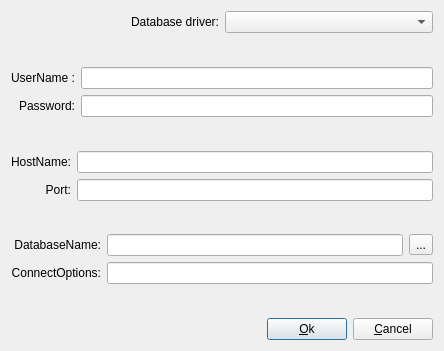
Above: apps/designer/sqldatabasedialog.ui from shujaatak/exaro before the change. Below: the same form after it.
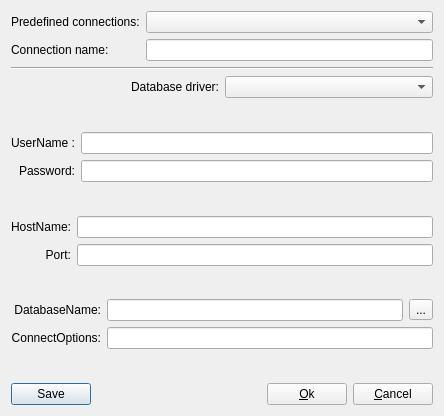
That is the form after the change.

Diff of the .ui file:
```diff
--- a/apps/designer/sqldatabasedialog.ui
+++ b/apps/designer/sqldatabasedialog.ui
@@ -1,20 +1,37 @@
 <ui version="4.0" >
  <class>databaseDialog</class>
- <widget class="QDialog" name="databaseDialog" >
-  <property name="geometry" >
+ <widget class="QDialog" name="databaseDialog">
+  <property name="geometry">
    <rect>
     <x>0</x>
     <y>0</y>
     <width>444</width>
-    <height>351</height>
+    <height>416</height>
    </rect>
   </property>
   <property name="windowTitle" >
    <string>Setup database</string>
   </property>
-  <layout class="QVBoxLayout" name="verticalLayout_7" >
-   <item>
-    <layout class="QHBoxLayout" name="horizontalLayout_6" >
+  <layout class="QGridLayout" name="gridLayout">
+   <item row="0" column="0">
+    <widget class="QLabel" name="label_8">
+     <property name="text">
+      <string>Predefined connections:</string>
+     </property>
+    </widget>
+   </item>
+   <item row="0" column="1">
+    <widget class="QComboBox" name="cbConnections"/>
+   </item>
+   <item row="2" column="0" colspan="2">
+    <widget class="Line" name="line">
+     <property name="orientation">
+      <enum>Qt::Horizontal</enum>
+     </property>
+    </widget>
+   </item>
+   <item row="3" column="0" colspan="2">
+    <layout class="QHBoxLayout" name="horizontalLayout_6">
      <item>
       <widget class="QLabel" name="label" >
        <property name="text" >
@@ -30,9 +47,9 @@
      </item>
     </layout>
    </item>
-   <item>
-    <spacer name="verticalSpacer" >
-     <property name="orientation" >
+   <item row="4" column="0" colspan="2">
+    <spacer name="verticalSpacer">
+     <property name="orientation">
       <enum>Qt::Vertical</enum>
      </property>
      <property name="sizeHint" stdset="0" >
@@ -43,8 +60,8 @@
      </property>
     </spacer>
    </item>
-   <item>
-    <layout class="QHBoxLayout" name="horizontalLayout_3" >
+   <item row="5" column="0" colspan="2">
+    <layout class="QHBoxLayout" name="horizontalLayout_3">
      <item>
       <layout class="QVBoxLayout" name="verticalLayout_2" >
        <item>
@@ -85,9 +102,9 @@
      </item>
     </layout>
    </item>
-   <item>
-    <spacer name="verticalSpacer_2" >
-     <property name="orientation" >
+   <item row="6" column="0" colspan="2">
+    <spacer name="verticalSpacer_2">
+     <property name="orientation">
       <enum>Qt::Vertical</enum>
      </property>
      <property name="sizeHint" stdset="0" >
@@ -98,8 +115,8 @@
      </property>
     </spacer>
    </item>
-   <item>
-    <layout class="QHBoxLayout" name="horizontalLayout_4" >
+   <item row="7" column="0" colspan="2">
+    <layout class="QHBoxLayout" name="horizontalLayout_4">
      <item>
       <layout class="QVBoxLayout" name="verticalLayout_4" >
        <item>
@@ -143,9 +160,9 @@
      </item>
     </layout>
    </item>
-   <item>
-    <spacer name="verticalSpacer_3" >
-     <property name="orientation" >
+   <item row="8" column="0" colspan="2">
+    <spacer name="verticalSpacer_3">
+     <property name="orientation">
       <enum>Qt::Vertical</enum>
      </property>
      <property name="sizeHint" stdset="0" >
@@ -156,8 +173,8 @@
      </property>
     </spacer>
    </item>
-   <item>
-    <layout class="QHBoxLayout" name="horizontalLayout_7" >
+   <item row="9" column="0" colspan="2">
+    <layout class="QHBoxLayout" name="horizontalLayout_7">
      <item>
       <layout class="QVBoxLayout" name="verticalLayout_5" >
        <item>
@@ -209,9 +226,9 @@
      </item>
     </layout>
    </item>
-   <item>
-    <spacer name="verticalSpacer_4" >
-     <property name="orientation" >
+   <item row="10" column="0" colspan="2">
+    <spacer name="verticalSpacer_4">
+     <property name="orientation">
       <enum>Qt::Vertical</enum>
      </property>
      <property name="sizeHint" stdset="0" >
@@ -222,11 +239,18 @@
      </property>
     </spacer>
    </item>
-   <item>
-    <layout class="QHBoxLayout" name="horizontalLayout_2" >
+   <item row="11" column="0" colspan="2">
+    <layout class="QHBoxLayout" name="horizontalLayout_2">
      <item>
-      <spacer name="horizontalSpacer" >
-       <property name="orientation" >
+      <widget class="QPushButton" name="pbSave">
+       <property name="text">
+        <string>Save</string>
+       </property>
+      </widget>
+     </item>
+     <item>
+      <spacer name="horizontalSpacer">
+       <property name="orientation">
         <enum>Qt::Horizontal</enum>
        </property>
        <property name="sizeHint" stdset="0" >
@@ -257,6 +281,16 @@
      </item>
     </layout>
    </item>
+   <item row="1" column="0">
+    <widget class="QLabel" name="label_9">
+     <property name="text">
+      <string>Connection name:</string>
+     </property>
+    </widget>
+   </item>
+   <item row="1" column="1">
+    <widget class="QLineEdit" name="leConnName"/>
+   </item>
   </layout>
  </widget>
  <tabstops>
```
Left out of the diff: 117 changed lines with no effect on the pictures.
